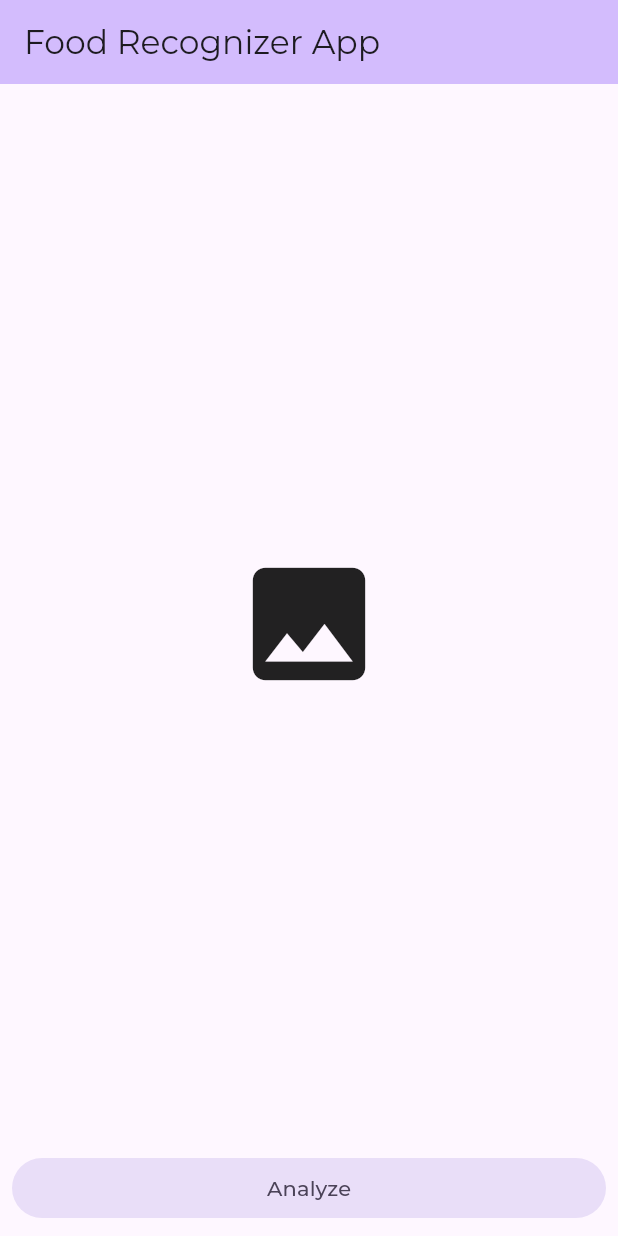
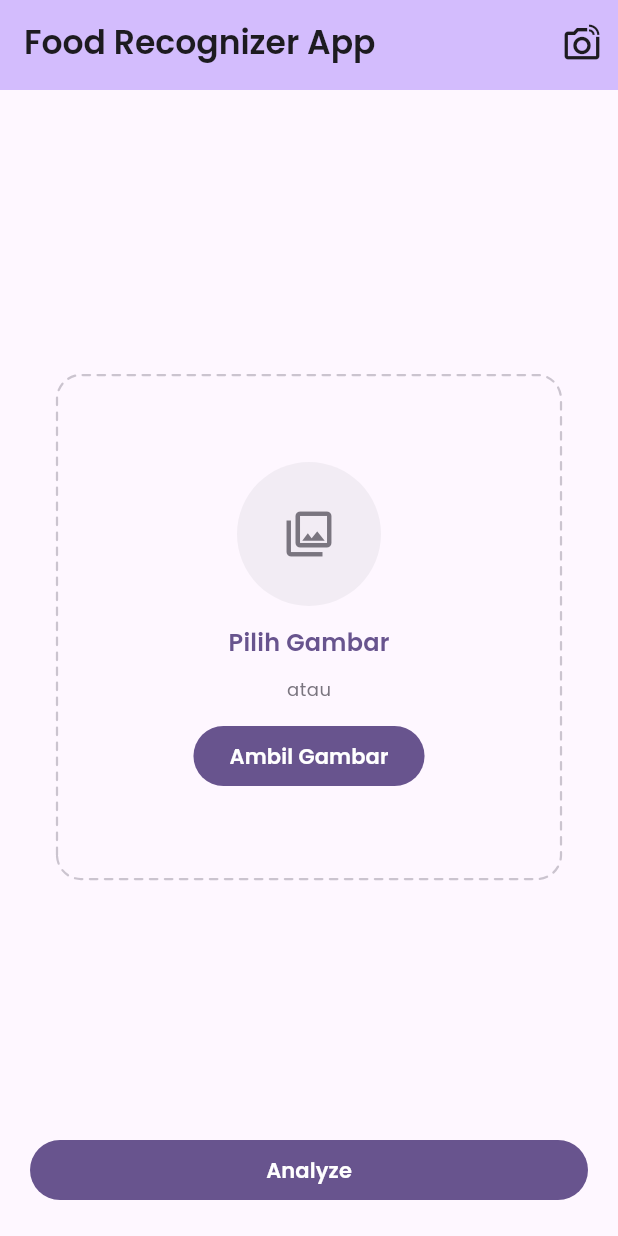
Before and after one commit to fajri-rasid1st/food-recognizer, a Flutter app: the screen it shows after launch, on a phone screen of 412 x 824 dp. Run offline on Flutter 3.47's test engine with Material 3 defaults, Android fonts, the phone set to English and light mode, and no system bars; drawn by our look-alikes of dotted_border; our stand-ins replace flutter_svg, google_fonts, image_cropper, image_picker.

Commit message:
implement image picker

```diff
--- a/lib/core/theme/text_theme.dart
+++ b/lib/core/theme/text_theme.dart
@@ -9,7 +9,7 @@ TextTheme buildTextTheme(ColorScheme scheme) {
       ? ThemeData(brightness: Brightness.dark).textTheme
       : ThemeData(brightness: Brightness.light).textTheme;
 
-  return GoogleFonts.montserratTextTheme(base).apply(
+  return GoogleFonts.poppinsTextTheme(base).apply(
     bodyColor: scheme.onSurface,
     displayColor: scheme.onSurface,
   );
--- a/lib/src/ui/pages/home_page.dart
+++ b/lib/src/ui/pages/home_page.dart
@@ -1,7 +1,14 @@
 // Flutter imports:
 import 'package:flutter/material.dart';
 
+// Package imports:
+import 'package:dotted_border/dotted_border.dart';
+import 'package:image_cropper/image_cropper.dart';
+import 'package:image_picker/image_picker.dart';
+
 // Project imports:
+import 'package:food_recognizer/core/extensions/text_style_extension.dart';
+import 'package:food_recognizer/src/data/services/api/image_service.dart';
 import 'package:food_recognizer/src/ui/widget/scaffold_safe_area.dart';
 
 class HomePage extends StatelessWidget {
@@ -10,16 +17,35 @@ class HomePage extends StatelessWidget {
   @override
   Widget build(BuildContext context) {
     return ScaffoldSafeArea(
-      appBar: AppBar(
-        backgroundColor: Theme.of(context).colorScheme.inversePrimary,
-        title: Text('Food Recognizer App'),
-      ),
-      body: Padding(
-        padding: EdgeInsets.all(8.0),
-        child: _HomeBody(),
-      ),
+      appBar: _HomeAppBar(),
+      body: _HomeBody(),
     );
   }
+}
+
+class _HomeAppBar extends StatelessWidget implements PreferredSizeWidget {
+  const _HomeAppBar();
+
+  @override
+  Widget build(BuildContext context) {
+    return AppBar(
+      backgroundColor: ColorScheme.of(context).inversePrimary,
+      title: Text('Food Recognizer App'),
+      titleTextStyle: TextTheme.of(context).titleLarge!.semiBold.colorOnSurface(context),
+      actions: [
+        IconButton(
+          icon: Icon(Icons.linked_camera_outlined),
+          iconSize: 28,
+          color: ColorScheme.of(context).onSurface,
+          onPressed: () {},
+          tooltip: 'Live Analyzer',
+        ),
+      ],
+    );
+  }
+
+  @override
+  Size get preferredSize => Size.fromHeight(kToolbarHeight + 4);
 }
 
 class _HomeBody extends StatelessWidget {
@@ -27,30 +53,101 @@ class _HomeBody extends StatelessWidget {
 
   @override
   Widget build(BuildContext context) {
-    return Column(
+    return Padding(
+      padding: EdgeInsets.all(20),
+      child: Column(
         mainAxisAlignment: MainAxisAlignment.center,
         crossAxisAlignment: CrossAxisAlignment.stretch,
         children: [
           Expanded(
             child: Center(
-            child: GestureDetector(
-              onTap: () {
-                // todo-01: tap this icon to open image picker feature
-              },
               child: Align(
-                alignment: Alignment.center,
-                child: Icon(Icons.image, size: 100),
+                child: DottedBorder(
+                  options: RoundedRectDottedBorderOptions(
+                    radius: Radius.circular(16),
+                    dashPattern: [5, 5],
+                    strokeWidth: 1.5,
+                    strokeCap: StrokeCap.round,
+                    color: ColorScheme.of(context).outlineVariant,
+                  ),
+                  child: SizedBox(
+                    width: MediaQuery.widthOf(context) - 80,
+                    height: MediaQuery.widthOf(context) - 80,
+                    child: Column(
+                      mainAxisAlignment: MainAxisAlignment.center,
+                      children: [
+                        FloatingActionButton.large(
+                          elevation: 0,
+                          focusElevation: 0,
+                          hoverElevation: 0,
+                          disabledElevation: 0,
+                          highlightElevation: 0,
+                          foregroundColor: ColorScheme.of(context).outline,
+                          backgroundColor: ColorScheme.of(context).surfaceContainer,
+                          shape: RoundedRectangleBorder(
+                            borderRadius: BorderRadiusGeometry.circular(999),
+                          ),
+                          onPressed: () => pickImageFile(context, ImageSource.gallery),
+                          child: Icon(Icons.photo_library_outlined),
+                        ),
+                        SizedBox(height: 12),
+                        GestureDetector(
+                          onTap: () => pickImageFile(context, ImageSource.gallery),
+                          child: Text(
+                            'Pilih Gambar',
+                            style: TextTheme.of(context).titleMedium!.semiBold.colorPrimary(context),
+                          ),
+                        ),
+                        SizedBox(height: 12),
+                        Text(
+                          'atau',
+                          style: TextTheme.of(context).bodySmall!.colorOutline(context),
+                        ),
+                        SizedBox(height: 12),
+                        FilledButton(
+                          style: FilledButton.styleFrom(
+                            textStyle: TextTheme.of(context).titleSmall!.semiBold,
+                          ),
+                          onPressed: () => pickImageFile(context, ImageSource.camera),
+                          child: Text("Ambil Gambar"),
+                        ),
+                      ],
                     ),
                   ),
                 ),
               ),
-        FilledButton.tonal(
-          onPressed: () {
-            // context.read<HomeController>().goToResultPage(context);
-          },
+            ),
+          ),
+          FilledButton(
+            style: FilledButton.styleFrom(
+              textStyle: TextTheme.of(context).titleSmall!.semiBold,
+            ),
+            onPressed: () {},
             child: Text("Analyze"),
           ),
         ],
+      ),
     );
   }
+
+  Future<void> pickImageFile(
+    BuildContext context,
+    ImageSource source,
+  ) async {
+    final imageFile = await ImageService.pickImage(source);
+
+    if (imageFile != null) {
+      if (!context.mounted) return;
+
+      final croppedImage = await ImageService.cropImage(
+        context: context,
+        imagePath: imageFile.path,
+        aspectRatio: CropAspectRatio(ratioX: 1, ratioY: 1),
+      );
+
+      if (croppedImage != null) {
+        debugPrint(croppedImage.path);
       }
+    }
+  }
+}
--- a/lib/src/ui/widget/custom_information.dart
+++ b/lib/src/ui/widget/custom_information.dart
@@ -37,7 +37,7 @@ class CustomInformation extends StatelessWidget {
             Text(
               title,
               textAlign: TextAlign.center,
-              style: Theme.of(context).textTheme.titleMedium!.bold.colorPrimary(context),
+              style: TextTheme.of(context).titleMedium!.bold.colorPrimary(context),
             ),
             SizedBox(height: 8),
             Text(
@@ -45,7 +45,7 @@ class CustomInformation extends StatelessWidget {
               textAlign: TextAlign.center,
               maxLines: 2,
               overflow: TextOverflow.ellipsis,
-              style: Theme.of(context).textTheme.bodyMedium!.colorOutline(context),
+              style: TextTheme.of(context).bodyMedium!.colorOutline(context),
             ),
             SizedBox(height: 16),
             if (child != null) child!,
--- a/pubspec.yaml
+++ b/pubspec.yaml
@@ -10,6 +10,7 @@ environment:
 dependencies:
   camera: ^0.11.2
   cupertino_icons: ^1.0.8
+  dotted_border: ^3.1.0
   flutter:
     sdk: flutter
   flutter_svg: ^2.2.1
```
Also changed, not shown: lib/core/extensions/text_style_extension.dart (+21 -21 lines), lib/main.dart (+12 -9 lines), lib/src/data/services/api/image_service.dart (added, +64 -0 lines), pubspec.lock, 1 other file. Lines whose indentation alone changed are shown as unchanged.
